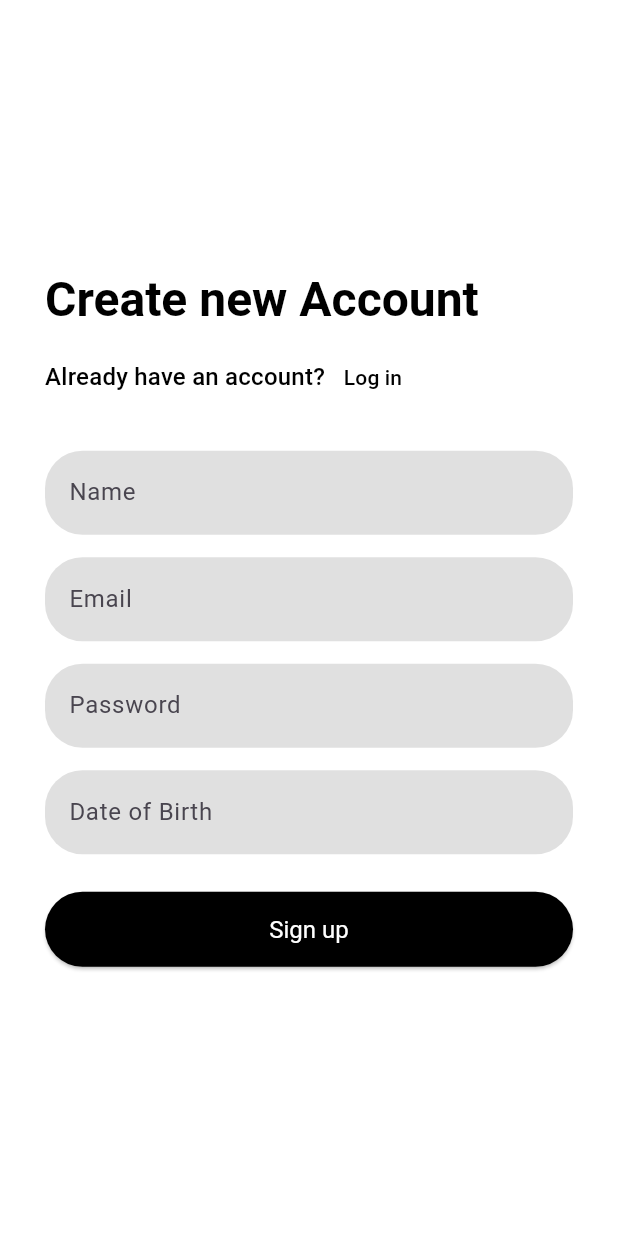
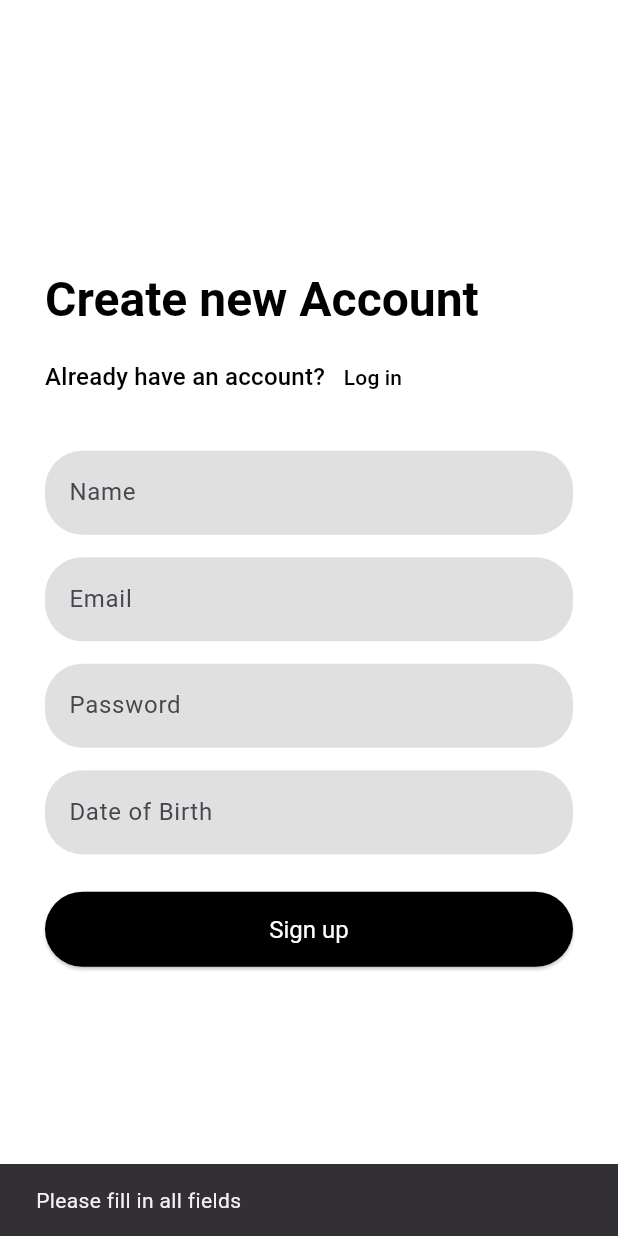
Before and after one commit to AhmedMohmmed33/Project3, a Flutter app: the SignUpPage screen opened directly, after a tap on "Sign up", on a phone screen of 412 x 824 dp. Run offline on Flutter 3.47's test engine with Material 3 defaults, Android fonts, the phone set to English and light mode, and no system bars.

Commit message:
Update signup_page.dart

```diff
--- a/lib/feature/auth/presentation/pages/signup_page.dart
+++ b/lib/feature/auth/presentation/pages/signup_page.dart
@@ -1,12 +1,64 @@
-// lib/feature/auth/presentation/pages/signup_page.dart
-
-// lib/feature/auth/presentation/pages/signup_page.dart
-
+import 'dart:convert';
 import 'package:flutter/material.dart';
+import 'package:http/http.dart' as http;
 import 'login_page.dart';
 
-class SignUpPage extends StatelessWidget {
+class SignUpPage extends StatefulWidget {
   const SignUpPage({super.key});
+
+  @override
+  State<SignUpPage> createState() => _SignUpPageState();
+}
+
+class _SignUpPageState extends State<SignUpPage> {
+  final nameController = TextEditingController();
+  final emailController = TextEditingController();
+  final passwordController = TextEditingController();
+  final dobController = TextEditingController();
+
+  Future<void> signup() async {
+    final name = nameController.text.trim();
+    final email = emailController.text.trim();
+    final password = passwordController.text.trim();
+    final dob = dobController.text.trim();
+
+    if (name.isEmpty || email.isEmpty || password.isEmpty || dob.isEmpty) {
+      showSnackbar("Please fill in all fields");
+      return;
+    }
+
+    try {
+      final response = await http.post(
+        Uri.parse("http://192.168.1.7:5001/api/signup"), // 🛑 غيّر IP حسب جهازك
+        headers: {"Content-Type": "application/json"},
+        body: jsonEncode({
+          "name": name,
+          "email": email,
+          "password": password,
+          "dob": dob,
+        }),
+      );
+
+      if (response.statusCode == 200) {
+        showSnackbar("Signup successful ✅");
+        Navigator.pushReplacement(
+          context,
+          MaterialPageRoute(builder: (context) => const LoginPage()),
+        );
+      } else {
+        final data = jsonDecode(response.body);
+        showSnackbar("Signup failed ❌\n${data['message']}");
+      }
+    } catch (e) {
+      showSnackbar("Error: $e");
+    }
+  }
+
+  void showSnackbar(String message) {
+    ScaffoldMessenger.of(context).showSnackBar(
+      SnackBar(content: Text(message), duration: const Duration(seconds: 3)),
+    );
+  }
 
   @override
   Widget build(BuildContext context) {
@@ -34,16 +86,29 @@ class SignUpPage extends StatelessWidget {
               ],
             ),
             const SizedBox(height: 25),
-            TextField(obscureText: true, decoration: InputDecoration(labelText: 'Name')),
+            TextField(
+              controller: nameController,
+              decoration: const InputDecoration(labelText: 'Name'),
+            ),
             const SizedBox(height: 15),
-            TextField(obscureText: true, decoration: InputDecoration(labelText: 'Email')),
+            TextField(
+              controller: emailController,
+              decoration: const InputDecoration(labelText: 'Email'),
+            ),
             const SizedBox(height: 15),
-            TextField(obscureText: true, decoration: InputDecoration(labelText: 'Password')),
+            TextField(
+              controller: passwordController,
+              obscureText: true,
+              decoration: const InputDecoration(labelText: 'Password'),
+            ),
             const SizedBox(height: 15),
-            TextField(obscureText: true, decoration: InputDecoration(labelText: 'Date of Birth')),
+            TextField(
+              controller: dobController,
+              decoration: const InputDecoration(labelText: 'Date of Birth'),
+            ),
             const SizedBox(height: 25),
             ElevatedButton(
-              onPressed: () {},
+              onPressed: signup,
               style: ElevatedButton.styleFrom(minimumSize: const Size.fromHeight(50)),
               child: const Text('Sign up', style: TextStyle(color: Colors.white, fontSize: 16)),
             ),
```
